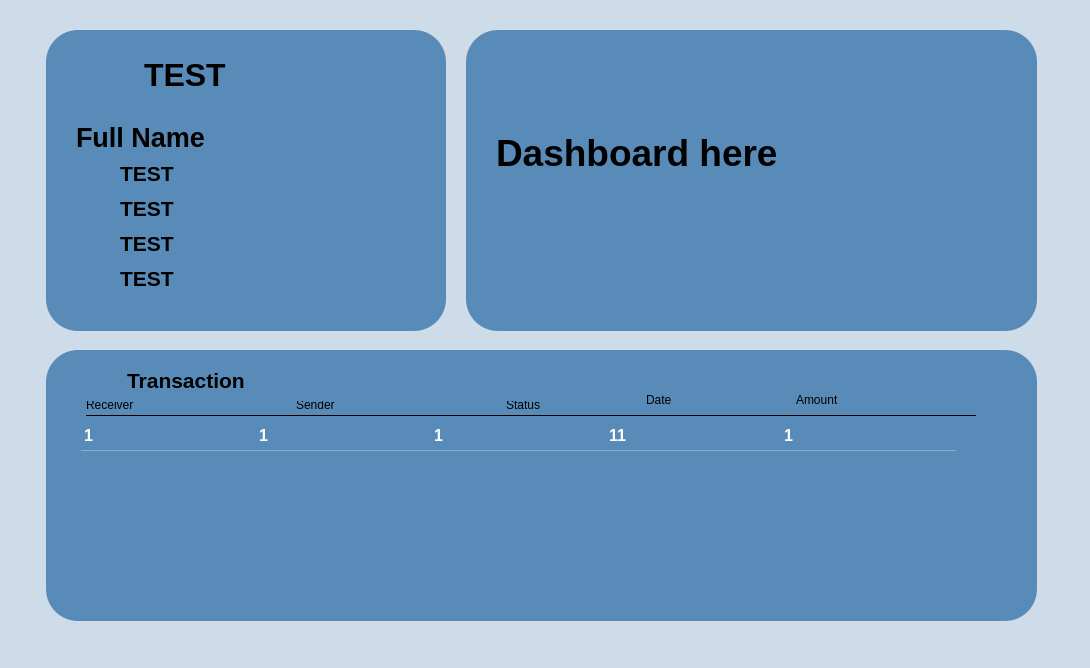
Before: the Qt Designer form wallet_proj_qt/simple_wallet/admin_viewuser_transaction.ui in Mahossam36/Smart-Wallet-System, drawn with Qt 5.
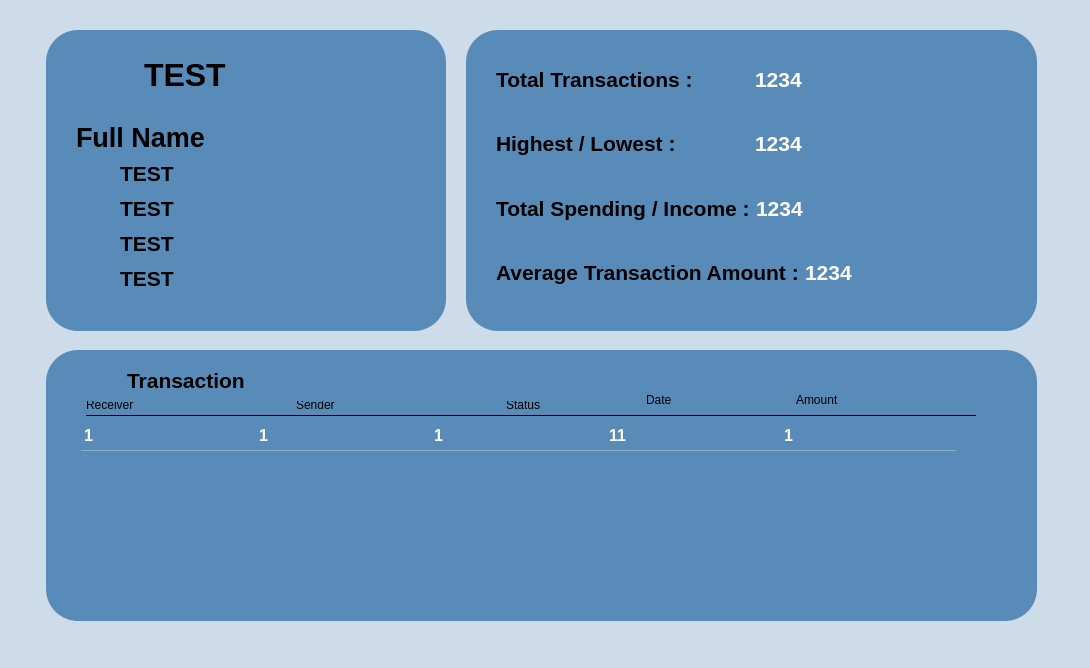
After: the same form once the commit is applied. Icons and pictures are not drawn.

Commit message: make the dashboard and edit in the design

```diff
--- a/wallet_proj_qt/simple_wallet/admin_viewuser_transaction.ui
+++ b/wallet_proj_qt/simple_wallet/admin_viewuser_transaction.ui
@@ -371,27 +371,209 @@
 background-color: #598bb8;
 </string>
     </property>
-    <widget class="QLabel" name="label_10">
-     <property name="enabled">
-      <bool>true</bool>
-     </property>
+    <widget class="QWidget" name="">
      <property name="geometry">
       <rect>
        <x>30</x>
-       <y>100</y>
-       <width>471</width>
-       <height>46</height>
+       <y>20</y>
+       <width>511</width>
+       <height>251</height>
       </rect>
      </property>
-     <property name="font">
-      <font>
-       <pointsize>28</pointsize>
-       <bold>true</bold>
-      </font>
-     </property>
-     <property name="text">
-      <string>Dashboard here</string>
-     </property>
+     <layout class="QVBoxLayout" name="verticalLayout">
+      <item>
+       <layout class="QHBoxLayout" name="horizontalLayout_10">
+        <item>
+         <widget class="QLabel" name="label_11">
+          <property name="enabled">
+           <bool>true</bool>
+          </property>
+          <property name="font">
+           <font>
+            <pointsize>16</pointsize>
+            <bold>true</bold>
+           </font>
+          </property>
+          <property name="styleSheet">
+           <string notr="true"/>
+          </property>
+          <property name="text">
+           <string>Total Transactions :</string>
+          </property>
+          <property name="alignment">
+           <set>Qt::AlignmentFlag::AlignLeading|Qt::AlignmentFlag::AlignLeft|Qt::AlignmentFlag::AlignVCenter</set>
+          </property>
+         </widget>
+        </item>
+        <item>
+         <widget class="QLabel" name="total_transaction">
+          <property name="enabled">
+           <bool>true</bool>
+          </property>
+          <property name="font">
+           <font>
+            <pointsize>16</pointsize>
+            <bold>true</bold>
+           </font>
+          </property>
+          <property name="styleSheet">
+           <string notr="true">color: rgb(255, 255, 255)</string>
+          </property>
+          <property name="text">
+           <string>1234</string>
+          </property>
+          <property name="alignment">
+           <set>Qt::AlignmentFlag::AlignLeading|Qt::AlignmentFlag::AlignLeft|Qt::AlignmentFlag::AlignVCenter</set>
+          </property>
+         </widget>
+        </item>
+       </layout>
+      </item>
+      <item>
+       <layout class="QHBoxLayout" name="horizontalLayout_9">
+        <item>
+         <widget class="QLabel" name="label_15">
+          <property name="enabled">
+           <bool>true</bool>
+          </property>
+          <property name="font">
+           <font>
+            <pointsize>16</pointsize>
+            <bold>true</bold>
+           </font>
+          </property>
+          <property name="styleSheet">
+           <string notr="true"/>
+          </property>
+          <property name="text">
+           <string>Highest / Lowest :</string>
+          </property>
+          <property name="alignment">
+           <set>Qt::AlignmentFlag::AlignLeading|Qt::AlignmentFlag::AlignLeft|Qt::AlignmentFlag::AlignVCenter</set>
+          </property>
+         </widget>
+        </item>
+        <item>
+         <widget class="QLabel" name="highest_lowest">
+          <property name="enabled">
+           <bool>true</bool>
+          </property>
+          <property name="font">
+           <font>
+            <pointsize>16</pointsize>
+            <bold>true</bold>
+           </font>
+          </property>
+          <property name="styleSheet">
+           <string notr="true">color: rgb(255, 255, 255)</string>
+          </property>
+          <property name="text">
+           <string>1234</string>
+          </property>
+          <property name="alignment">
+           <set>Qt::AlignmentFlag::AlignLeading|Qt::AlignmentFlag::AlignLeft|Qt::AlignmentFlag::AlignVCenter</set>
+          </property>
+         </widget>
+        </item>
+       </layout>
+      </item>
+      <item>
+       <layout class="QHBoxLayout" name="horizontalLayout_8">
+        <item>
+         <widget class="QLabel" name="label_13">
+          <property name="enabled">
+           <bool>true</bool>
+          </property>
+          <property name="font">
+           <font>
+            <pointsize>16</pointsize>
+            <bold>true</bold>
+           </font>
+          </property>
+          <property name="styleSheet">
+           <string notr="true"/>
+          </property>
+          <property name="text">
+           <string>Total Spending / Income :</string>
+          </property>
+          <property name="alignment">
+           <set>Qt::AlignmentFlag::AlignLeading|Qt::AlignmentFlag::AlignLeft|Qt::AlignmentFlag::AlignVCenter</set>
+          </property>
+         </widget>
+        </item>
+        <item>
+         <widget class="QLabel" name="spending_income">
+          <property name="enabled">
+           <bool>true</bool>
+          </property>
+          <property name="font">
+           <font>
+            <pointsize>16</pointsize>
+            <bold>true</bold>
+           </font>
+          </property>
+          <property name="styleSheet">
+           <string notr="true">color: rgb(255, 255, 255)</string>
+          </property>
+          <property name="text">
+           <string>1234</string>
+          </property>
+          <property name="alignment">
+           <set>Qt::AlignmentFlag::AlignLeading|Qt::AlignmentFlag::AlignLeft|Qt::AlignmentFlag::AlignVCenter</set>
+          </property>
+         </widget>
+        </item>
+       </layout>
+      </item>
+      <item>
+       <layout class="QHBoxLayout" name="horizontalLayout_7">
+        <item>
+         <widget class="QLabel" name="label_14">
+          <property name="enabled">
+           <bool>true</bool>
+          </property>
+          <property name="font">
+           <font>
+            <pointsize>16</pointsize>
+            <bold>true</bold>
+           </font>
+          </property>
+          <property name="styleSheet">
+           <string notr="true"/>
+          </property>
+          <property name="text">
+           <string>Average Transaction Amount :</string>
+          </property>
+          <property name="alignment">
+           <set>Qt::AlignmentFlag::AlignLeading|Qt::AlignmentFlag::AlignLeft|Qt::AlignmentFlag::AlignVCenter</set>
+          </property>
+         </widget>
+        </item>
+        <item>
+         <widget class="QLabel" name="average_amount">
+          <property name="enabled">
+           <bool>true</bool>
+          </property>
+          <property name="font">
+           <font>
+            <pointsize>16</pointsize>
+            <bold>true</bold>
+           </font>
+          </property>
+          <property name="styleSheet">
+           <string notr="true">color: rgb(255, 255, 255)</string>
+          </property>
+          <property name="text">
+           <string>1234</string>
+          </property>
+          <property name="alignment">
+           <set>Qt::AlignmentFlag::AlignLeading|Qt::AlignmentFlag::AlignLeft|Qt::AlignmentFlag::AlignVCenter</set>
+          </property>
+         </widget>
+        </item>
+       </layout>
+      </item>
+     </layout>
     </widget>
    </widget>
    <widget class="QWidget" name="widget" native="true">
```
The commit also changes 163 other files.
